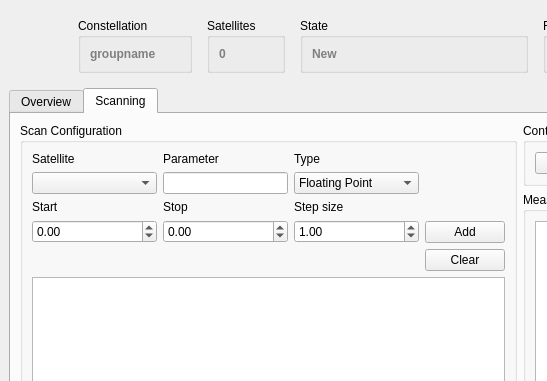
Above: cxx/controllers/MissionControl/MissionControl.ui from constellation-daq/Constellation before the change; both pictures show x 0 to 547 and y 0 to 381 of the 1033 by 659 pixel window. Below: the same form after it.
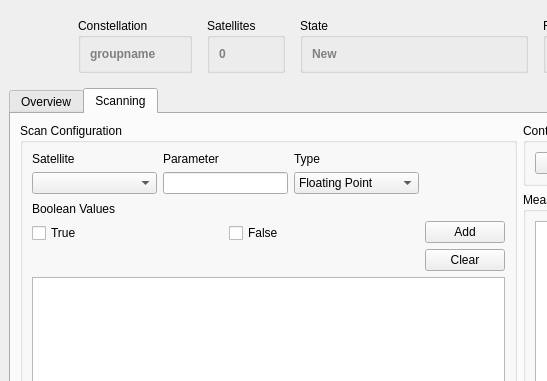
That is the form after the change. The open tabs and pages were chosen to show the change. Icons and pictures are not drawn.

Commit message: euRun: add bollean scan parameter

Patch:
```diff
--- a/cxx/controllers/MissionControl/MissionControl.ui
+++ b/cxx/controllers/MissionControl/MissionControl.ui
@@ -866,6 +866,43 @@
                </item>
               </layout>
              </widget>
+             <widget class="QWidget" name="pageBool">
+              <layout class="QGridLayout" name="gridLayout_10">
+               <property name="leftMargin">
+                <number>0</number>
+               </property>
+               <property name="topMargin">
+                <number>0</number>
+               </property>
+               <property name="rightMargin">
+                <number>0</number>
+               </property>
+               <property name="bottomMargin">
+                <number>0</number>
+               </property>
+               <item row="0" column="0">
+                <widget class="QLabel" name="label_11">
+                 <property name="text">
+                  <string>Boolean Values</string>
+                 </property>
+                </widget>
+               </item>
+               <item row="1" column="0">
+                <widget class="QCheckBox" name="checkBoxParamTrue">
+                 <property name="text">
+                  <string>True</string>
+                 </property>
+                </widget>
+               </item>
+               <item row="1" column="1">
+                <widget class="QCheckBox" name="checkBoxParamFalse">
+                 <property name="text">
+                  <string>False</string>
+                 </property>
+                </widget>
+               </item>
+              </layout>
+             </widget>
             </widget>
            </item>
            <item row="5" column="0" colspan="4">
```
Left out of the diff: 7 changed lines with no effect on the pictures. The commit also changes 1 other file.
